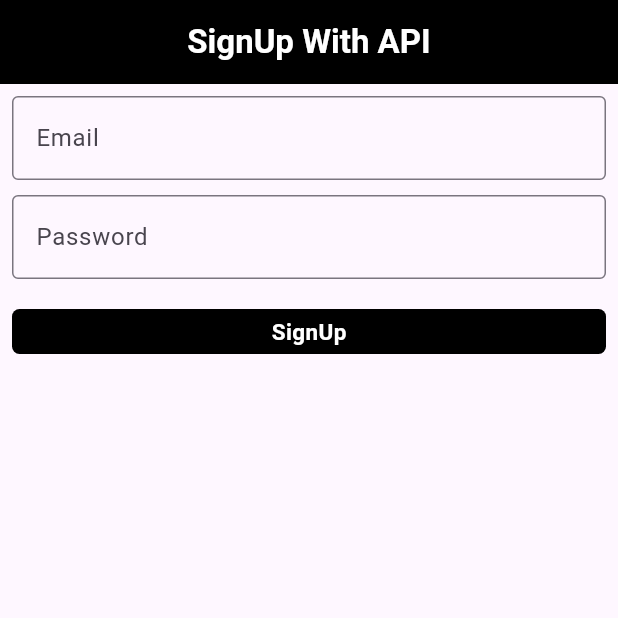
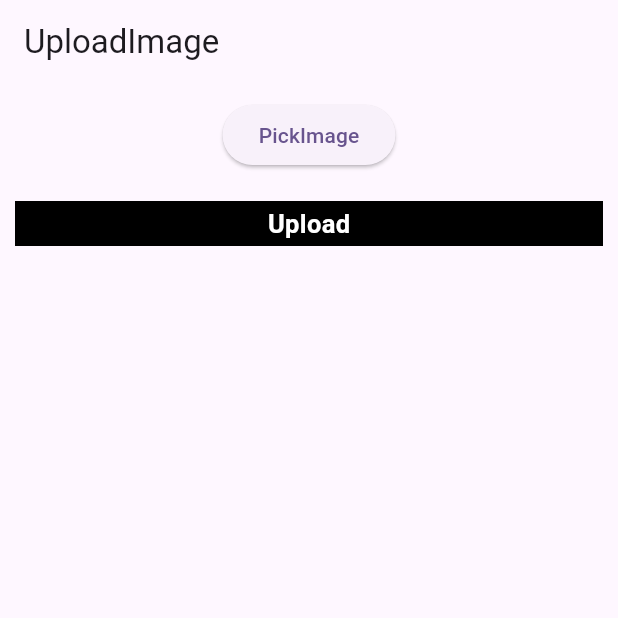
Before and after one commit to ShahanajMT/API, a Flutter app: the screen it shows after launch, on a phone screen of 412 x 824 dp, the top half of it. Run offline on Flutter 3.47's test engine with Material 2 defaults, Android fonts, the phone set to English and light mode, and no system bars; drawn by our look-alikes of modal_progress_hud_nsn; our stand-ins replace image_picker.

Commit message:
Upload File/Image To Rest API/Server Using Multiport Http Request

```diff
--- /dev/null
+++ b/lib/Screens/upload_image.dart
@@ -0,0 +1,126 @@
+import 'dart:io';
+import 'package:http/http.dart' as http;
+import 'package:flutter/material.dart';
+import 'package:image_picker/image_picker.dart';
+import 'package:modal_progress_hud_nsn/modal_progress_hud_nsn.dart';
+
+class UploadImageScreen extends StatefulWidget {
+  const UploadImageScreen({super.key});
+
+  @override
+  State<UploadImageScreen> createState() => _UploadImageScreenState();
+}
+
+class _UploadImageScreenState extends State<UploadImageScreen> {
+  File? image;
+  final _picker = ImagePicker();
+  bool showSpiner = false;
+
+  //! Getting the image
+  Future getImage() async {
+    final pickerFile =
+        await _picker.pickImage(source: ImageSource.camera, imageQuality: 80);
+
+    if (pickerFile != null) {
+      image = File(pickerFile.path);
+      setState(() {});
+    } else {
+      print('No image selected');
+    }
+  }
+
+  //! Uploading the image
+  Future<void> uploadImage() async {
+    setState(() {
+      showSpiner = true;
+    });
+
+    var stream = http.ByteStream(image!.openRead());
+    stream.cast();
+
+    var length = await image!.length();
+
+    var uri = Uri.parse('https://fakestoreapi.com/products');
+
+    var request = http.MultipartRequest('POST', uri);
+
+    request.fields['title'] = 'Static title';
+
+    var multiport = http.MultipartFile(
+      'image',
+      stream,
+      length,
+    );
+
+    request.files.add(multiport);
+
+
+    var response = await request.send();
+    print(response.stream.toString());
+
+    if (response.statusCode == 200) {
+      setState(() {
+        showSpiner = false;
+      });
+      print('Image Uploaded');
+    } else {
+       setState(() {
+        showSpiner = false;
+      });
+      print('Filed to upload');
+    }
+  }
+
+  @override
+  Widget build(BuildContext context) {
+    return ModalProgressHUD(
+      inAsyncCall: showSpiner,
+      child: Scaffold(
+        appBar: AppBar(
+          title: const Text('UploadImage'),
+        ),
+        body: Container(
+          margin: const EdgeInsets.all(10),
+          child: Column(
+            children: [
+              Container(
+                child: image == null
+                    ? Center(
+                        child: ElevatedButton(
+                          onPressed: () {
+                            getImage();
+                          },
+                          child: const Text('PickImage'),
+                        ),
+                      )
+                    : Container(
+                        child: Center(
+                          child: Image.file(
+                            File(image!.path).absolute,
+                            height: 100,
+                            width: 100,
+                            fit: BoxFit.cover,
+                          ),
+                        ),
+                      ),
+
+              ),
+              const SizedBox(height: 20,),
+              InkWell(
+                onTap: () {
+                  uploadImage();
+                },
+                child: Container(
+                  color: Colors.black,
+                  height: 30,
+                  width: double.infinity,
+                  child: const Center(child: Text('Upload', style: TextStyle(fontSize: 17, fontWeight: FontWeight.bold, color: Colors.white),)),
+                ),
+              )
+            ],
+          ),
+        ),
+      ),
+    );
+  }
+}
--- a/lib/main.dart
+++ b/lib/main.dart
@@ -3,6 +3,7 @@ import 'package:rest_api/Screens/complex_json.dart';
 import 'package:rest_api/Screens/complex_wo_model.dart';
 import 'package:rest_api/Screens/example_2.dart';
 import 'package:rest_api/Screens/signUp_screen.dart';
+import 'package:rest_api/Screens/upload_image.dart';
 
 
 import 'Screens/home_page.dart';
@@ -25,7 +26,7 @@ class MyApp extends StatelessWidget {
         colorScheme: ColorScheme.fromSeed(seedColor: Colors.deepPurple),
         useMaterial3: true,
       ),
-      home: const SignUp(),
+      home: const UploadImageScreen(),
     );
   }
 }
```
Also changed, not shown: pubspec.yaml (+2 -6 lines), pubspec.lock, 6 other files.
